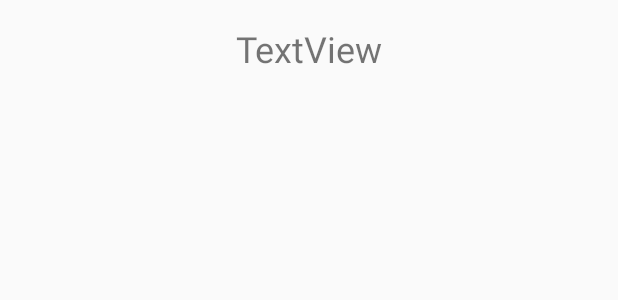
After one commit to Pedroteixeirabisognin/My-First-App, an Android app: the layout activity_display_message.xml on its own in the app's theme, with its tools: preview values and no code run, on a phone screen of 412 x 824 dp. The commit adds this screen. Shown: the top 300 px of the screen. Run offline under Robolectric (Android 15) with nearby library versions, the phone set to English and light mode, and no system bars.

Commit message:
Iniciando outra activity

```diff
--- /dev/null
+++ b/app/src/main/res/layout/activity_display_message.xml
@@ -0,0 +1,20 @@
+<?xml version="1.0" encoding="utf-8"?>
+<android.support.constraint.ConstraintLayout xmlns:android="http://schemas.android.com/apk/res/android"
+    xmlns:app="http://schemas.android.com/apk/res-auto"
+    xmlns:tools="http://schemas.android.com/tools"
+    android:layout_width="match_parent"
+    android:layout_height="match_parent"
+    tools:context=".DisplayMessageActivity">
+
+    <TextView
+        android:id="@+id/textView"
+        android:layout_width="wrap_content"
+        android:layout_height="wrap_content"
+        android:layout_marginTop="16dp"
+        android:text="TextView"
+        android:textSize="24sp"
+        app:fontFamily="sans-serif"
+        app:layout_constraintEnd_toEndOf="parent"
+        app:layout_constraintStart_toStartOf="parent"
+        app:layout_constraintTop_toTopOf="parent" />
+</android.support.constraint.ConstraintLayout>
--- a/app/src/main/res/layout/activity_main.xml
+++ b/app/src/main/res/layout/activity_main.xml
@@ -29,6 +29,7 @@
         android:layout_height="wrap_content"
         android:layout_marginLeft="16dp"
         android:layout_marginStart="16dp"
+        android:onClick="sendMessage"
         android:text="@string/button_send"
         app:layout_constraintBaseline_toBaselineOf="@+id/editText"
         app:layout_constraintEnd_toEndOf="parent"
```
Also changed, not shown: app/src/main/AndroidManifest.xml (+8 -0 lines), app/src/main/java/com/example/myfirstapp/DisplayMessageActivity.java (added, +23 -0 lines), app/src/main/java/com/example/myfirstapp/MainActivity.java (+15 -0 lines).
